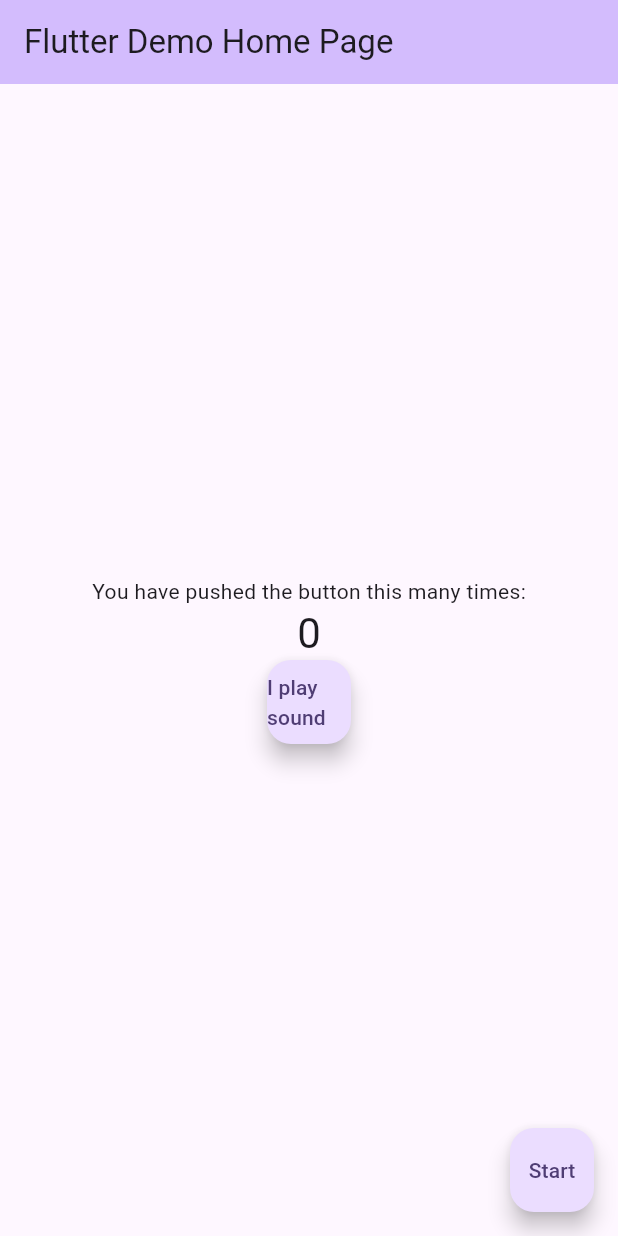
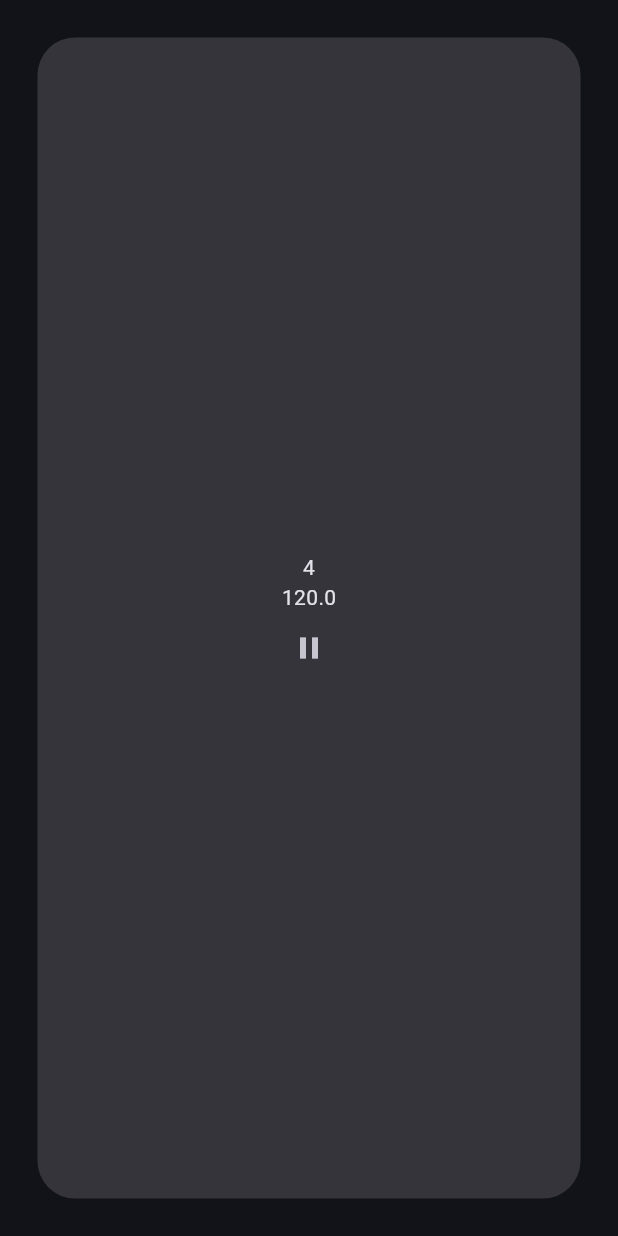
Before and after one commit to NEVED123/PulsePlus, a Flutter app: the screen it shows after launch, on a phone screen of 412 x 824 dp. Run offline on Flutter 3.47's test engine with Material 3 defaults, Android fonts, the light colour scheme and no system bars.

Commit message:
Removed default flutter UI code, initial theme implemented

```diff
--- a/lib/main.dart
+++ b/lib/main.dart
@@ -12,9 +12,11 @@ class PulsePlus extends StatelessWidget {
   @override
   Widget build(BuildContext context) {
     return MaterialApp(
-      title: 'Flutter Demo',
       theme: ThemeData(
-        colorScheme: ColorScheme.fromSeed(seedColor: Colors.deepPurple),
+        colorScheme: ColorScheme.fromSeed(
+          seedColor: const Color.fromARGB(255, 0, 24, 109),
+          brightness: Brightness.dark,
+        ),
       ),
       home: const HomePage(title: 'Flutter Demo Home Page'),
     );
--- a/lib/metronome/metronome_engine.dart
+++ b/lib/metronome/metronome_engine.dart
@@ -43,7 +43,7 @@ class MetronomeEngine {
     _sendPort.send(message);
   }
 
-  Future<void> play(int bpm) {
+  Future<void> play(double bpm) {
     _stateChangeCompleter = Completer();
 
     sendMessage(
@@ -189,7 +189,7 @@ class MetronomeEngine {
   }
 
   static void _handlePlayMessage(SendPort port, EngineMessage message) {
-    int bpm = message.body["bpm"];
+    double bpm = message.body["bpm"];
 
     if (_timerref != null) {
       _timerref!.cancel();
@@ -205,7 +205,7 @@ class MetronomeEngine {
     port.send(EngineMessage(type: EngineMessageType.started));
   }
 
-  static int _bpmToMicros(int bpm) {
+  static int _bpmToMicros(double bpm) {
     // [(x beats / 1 minute) * (1 minute / 60 seconds) * (1 second / 1000000 micros)]^-1
     return 60000000 ~/ bpm;
   }
--- a/lib/metronome/metronome_orchestrator.dart
+++ b/lib/metronome/metronome_orchestrator.dart
@@ -1,17 +1,26 @@
+import 'package:flutter/material.dart';
 import 'package:pulseplus/metronome/engine_message.dart';
 import 'package:pulseplus/metronome/metronome_engine.dart';
 
 class MetronomeOrchestrator {
   late MetronomeEngine _engine;
-  late int bpm;
+  late double _bpm;
+  late int _numBeats;
 
-  MetronomeOrchestrator(Function onTick, Function(String)? onError) {
+  MetronomeOrchestrator(
+    Function onTick,
+    Function(String)? onError,
+    double initBpm,
+    int initNumBeats,
+  ) {
     _engine = MetronomeEngine(onTick, onError);
+    _bpm = initBpm;
+    _numBeats = initNumBeats;
   }
 
-  Future<void> play(bpm) async {
+  Future<void> play() async {
     await _validateEngineReadiness();
-    await _engine.play(bpm);
+    await _engine.play(_bpm);
   }
 
   Future<void> stop() async {
@@ -28,4 +37,23 @@ class MetronomeOrchestrator {
       await _engine.init();
     }
   }
+
+  double get bpm => _bpm;
+  int get numBeats => _numBeats;
+
+  set bpm(double bpm) {
+    if (bpm > 10) {
+      bpm = _bpm;
+    } else {
+      debugPrint("Invalid param for bpm: $bpm");
+    }
+  }
+
+  set numBeats(int numBeats) {
+    if (numBeats > 0 && numBeats < 16) {
+      _numBeats = numBeats;
+    } else {
+      debugPrint("Invalid param for bpm: $bpm");
+    }
+  }
 }
--- a/lib/screens/home_page.dart
+++ b/lib/screens/home_page.dart
@@ -14,7 +14,6 @@ class HomePage extends StatefulWidget {
 }
 
 class _HomePageState extends State<HomePage> {
-  int _counter = 0;
   late final MetronomeOrchestrator _orchestrator;
   late final SoundEngine _soundEngine;
   Function? _soundCallback;
@@ -31,24 +30,20 @@ class _HomePageState extends State<HomePage> {
   @override
   void initState() {
     super.initState();
-    _orchestrator = MetronomeOrchestrator(_onTick, _onError);
+    _orchestrator = MetronomeOrchestrator(_onTick, _onError, 120, 4);
   }
 
   Future<void> _toggleMetronome() async {
     if (!_orchestrator.isPlaying()) {
-      await _orchestrator.play(120);
+      await _orchestrator.play();
     } else {
       await _orchestrator.stop();
     }
-    debugPrint(_orchestrator.isPlaying().toString());
     setState(() {});
   }
 
   void _onTick() {
     _playSound();
-    setState(() {
-      _counter++;
-    });
   }
 
   void _onError(String? error) {
@@ -57,34 +52,48 @@ class _HomePageState extends State<HomePage> {
 
   @override
   Widget build(BuildContext context) {
-    return Scaffold(
-      appBar: AppBar(
-        backgroundColor: Theme.of(context).colorScheme.inversePrimary,
-        title: Text(widget.title),
+    return Container(
+      decoration: BoxDecoration(color: Theme.of(context).canvasColor),
+      child: SafeArea(
+        child: Scaffold(
+          body: Center(
+            child: Container(
+              decoration: BoxDecoration(
+                color: Theme.of(context).colorScheme.surfaceContainerHighest,
+                borderRadius: BorderRadius.circular(25),
               ),
-      body: Center(
+              constraints: BoxConstraints.expand(),
+              margin: EdgeInsets.all(25),
               child: Column(
                 mainAxisAlignment: MainAxisAlignment.center,
                 children: <Widget>[
-            const Text('You have pushed the button this many times:'),
                   Text(
-              '$_counter',
-              style: Theme.of(context).textTheme.headlineMedium,
+                    _orchestrator.numBeats.toString(),
+                    style: TextStyle(
+                      color: Theme.of(context).colorScheme.onSurface,
                     ),
-            //Text("Exception: $_exceptionMessage"),
-            FloatingActionButton(
-              onPressed: _playSound,
+                  ),
+                  Text(
+                    _orchestrator.bpm.toString(),
+                    style: TextStyle(
+                      color: Theme.of(context).colorScheme.onSurface,
+                    ),
+                  ),
+                  IconButton(
+                    onPressed: _toggleMetronome,
                     enableFeedback: false,
-              child: Text('I play sound'),
+                    icon: Icon(
+                      _orchestrator.isPlaying()
+                          ? Icons.play_arrow
+                          : Icons.pause,
+                    ),
                   ),
                 ],
               ),
             ),
-      floatingActionButton: FloatingActionButton(
-        onPressed: _toggleMetronome,
-        enableFeedback: false,
-        child: Text(_orchestrator.isPlaying() ? 'Stop' : 'Start'),
-      ), // This trailing comma makes auto-formatting nicer for build methods.
+          ),
+        ),
+      ),
     );
   }
 }
```
Lines whose indentation alone changed are shown as unchanged.
